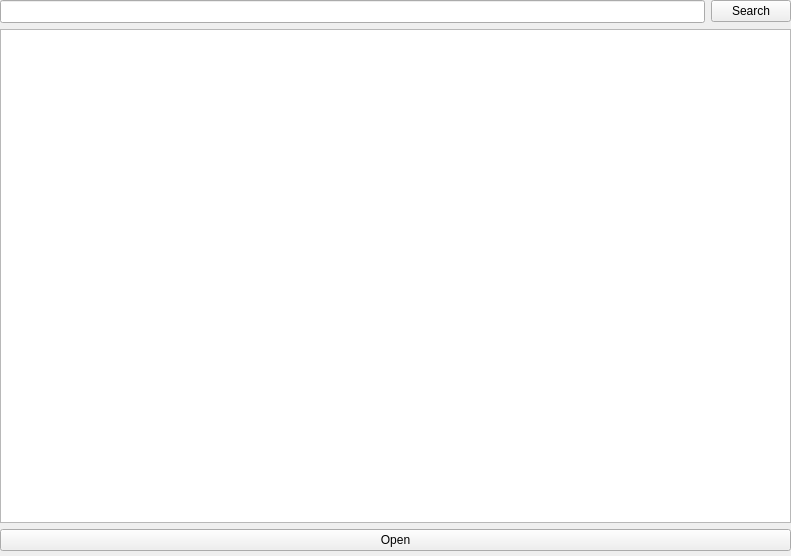
The window that mainwindow.ui (Habitate/news-feed) describes before a commit, drawn with Qt 5.
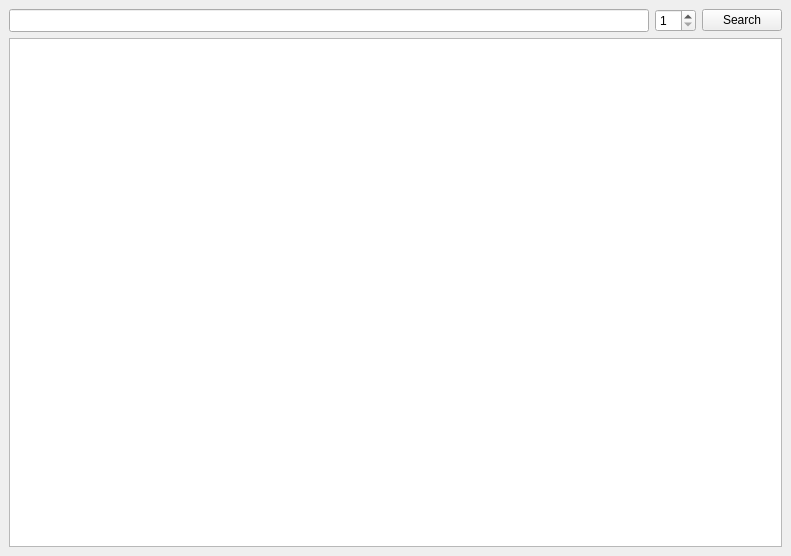
The same window after the commit.

Commit message: Fixed layout. Added keyboard shortcuts.

```diff
--- a/mainwindow.ui
+++ b/mainwindow.ui
@@ -14,15 +14,11 @@
    <string>MainWindow</string>
   </property>
   <widget class="QWidget" name="centralwidget">
-   <widget class="QWidget" name="verticalLayoutWidget">
-    <property name="geometry">
-     <rect>
-      <x>0</x>
-      <y>0</y>
-      <width>791</width>
-      <height>551</height>
-     </rect>
-    </property>
+   <property name="enabled">
+    <bool>true</bool>
+   </property>
+   <layout class="QVBoxLayout" name="verticalLayout_2">
+    <item>
     <layout class="QVBoxLayout" name="verticalLayout">
      <item>
       <layout class="QHBoxLayout" name="horizontalLayout">
@@ -35,6 +31,16 @@
          </property>
         </widget>
        </item>
+        <item>
+         <widget class="QSpinBox" name="search_size">
+          <property name="minimum">
+           <number>1</number>
+          </property>
+          <property name="maximum">
+           <number>10</number>
+          </property>
+         </widget>
+        </item>
        <item>
         <widget class="QPushButton" name="search_button">
          <property name="text">
@@ -54,15 +60,9 @@
        </property>
       </widget>
      </item>
-     <item>
-      <widget class="QPushButton" name="open_button">
-       <property name="text">
-        <string>Open</string>
-       </property>
-      </widget>
-     </item>
-    </layout>
-   </widget>
+     </layout>
+    </item>
+   </layout>
   </widget>
  </widget>
  <resources/>
```
Lines whose indentation alone changed are shown as unchanged. The commit also changes 2 other files.
